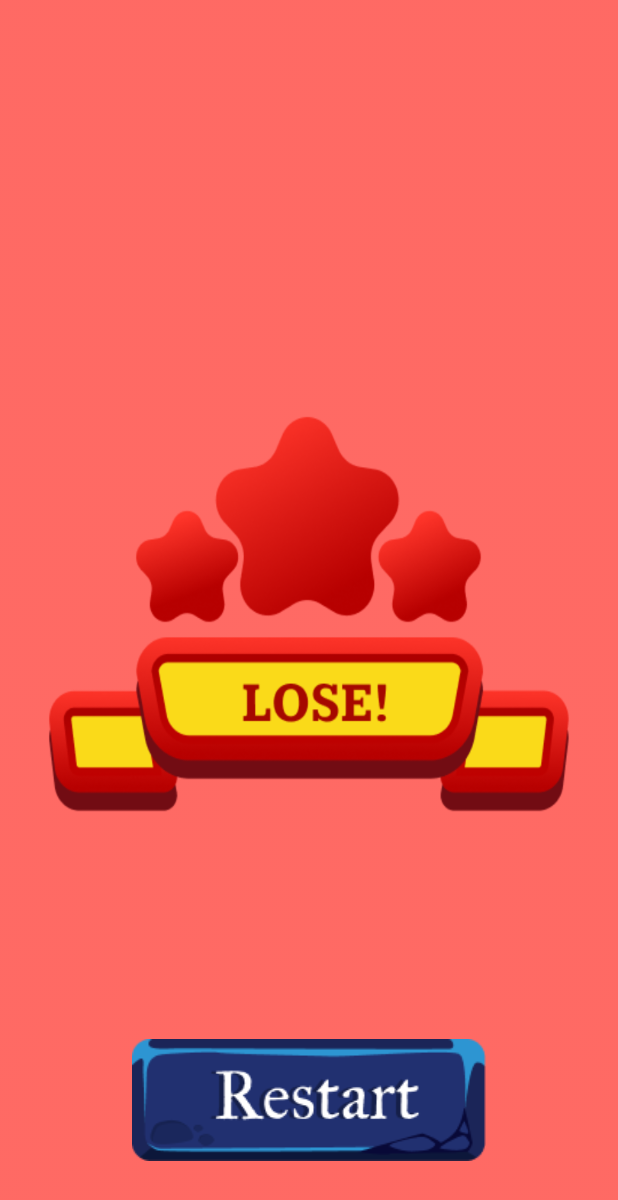
After one commit to V-34-10/God-power, an Android app: the layout dialog_game_lose.xml on its own in the app's theme, with its tools: preview values and no code run, on a phone screen of 412 x 824 dp. The commit adds this screen. Shown: the top 1200 px of the screen. Run offline under Robolectric (Android 15) with nearby library versions, the phone set to English and light mode, and no system bars; Roboto replaces fonts that are not available here.

Commit message:
UI Victory/LoseDialogs: add background_victory_dialog/background_lose_dialog, btn_next_dialog/btn_restart_dialog

```diff
--- /dev/null
+++ b/app/src/main/res/layout/dialog_game_lose.xml
@@ -0,0 +1,21 @@
+<?xml version="1.0" encoding="utf-8"?>
+<androidx.constraintlayout.widget.ConstraintLayout xmlns:android="http://schemas.android.com/apk/res/android"
+    xmlns:app="http://schemas.android.com/apk/res-auto"
+    android:layout_width="match_parent"
+    android:layout_height="match_parent"
+    android:background="@drawable/background_lose_dialog">
+
+    <ImageView
+        android:id="@+id/btn_restart_dialog"
+        android:layout_width="wrap_content"
+        android:layout_height="wrap_content"
+        android:layout_marginBottom="50dp"
+        android:background="@drawable/restart_btn"
+        android:clickable="true"
+        android:contentDescription="@string/restart_btn"
+        android:focusable="true"
+        app:layout_constraintBottom_toBottomOf="parent"
+        app:layout_constraintEnd_toEndOf="parent"
+        app:layout_constraintStart_toStartOf="parent" />
+
+</androidx.constraintlayout.widget.ConstraintLayout>
--- a/app/src/main/res/values/strings.xml
+++ b/app/src/main/res/values/strings.xml
@@ -24,5 +24,7 @@
     <string name="easy_level_btn">easy level btn</string>
     <string name="medium_level_btn">medium level btn</string>
     <string name="hard_level_btn">hard level btn</string>
+    <string name="next_btn">next btn</string>
+    <string name="restart_btn">restart btn</string>
 
 </resources>
```
Also changed, not shown: app/src/main/res/layout/dialog_game_victory.xml (added, +21 -0 lines), app/src/main/res/drawable/background_lose_dialog.png (added), app/src/main/res/drawable/background_victory_dialog.png (added), app/src/main/res/drawable/next_btn.png (added), app/src/main/res/drawable/restart_btn.png (added).
